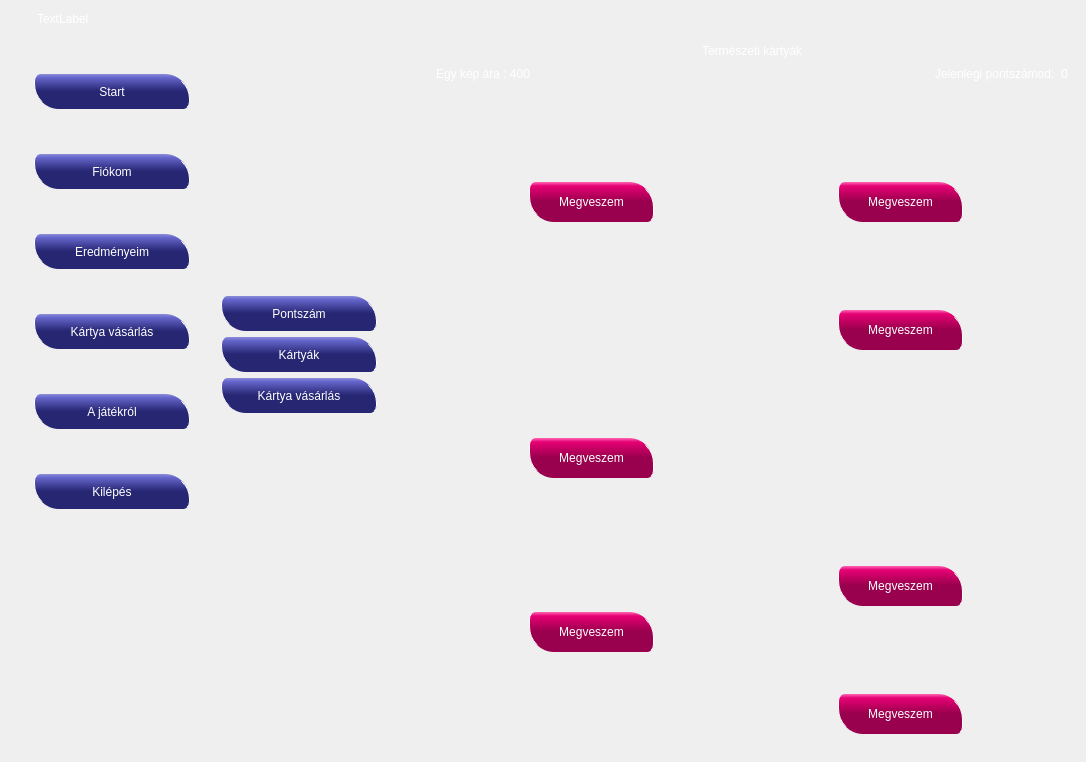
This is qtserver/jatekfelulet.ui in p-anna9603/fancy_nev as Qt 5 draws it before an edit. The edited form follows.
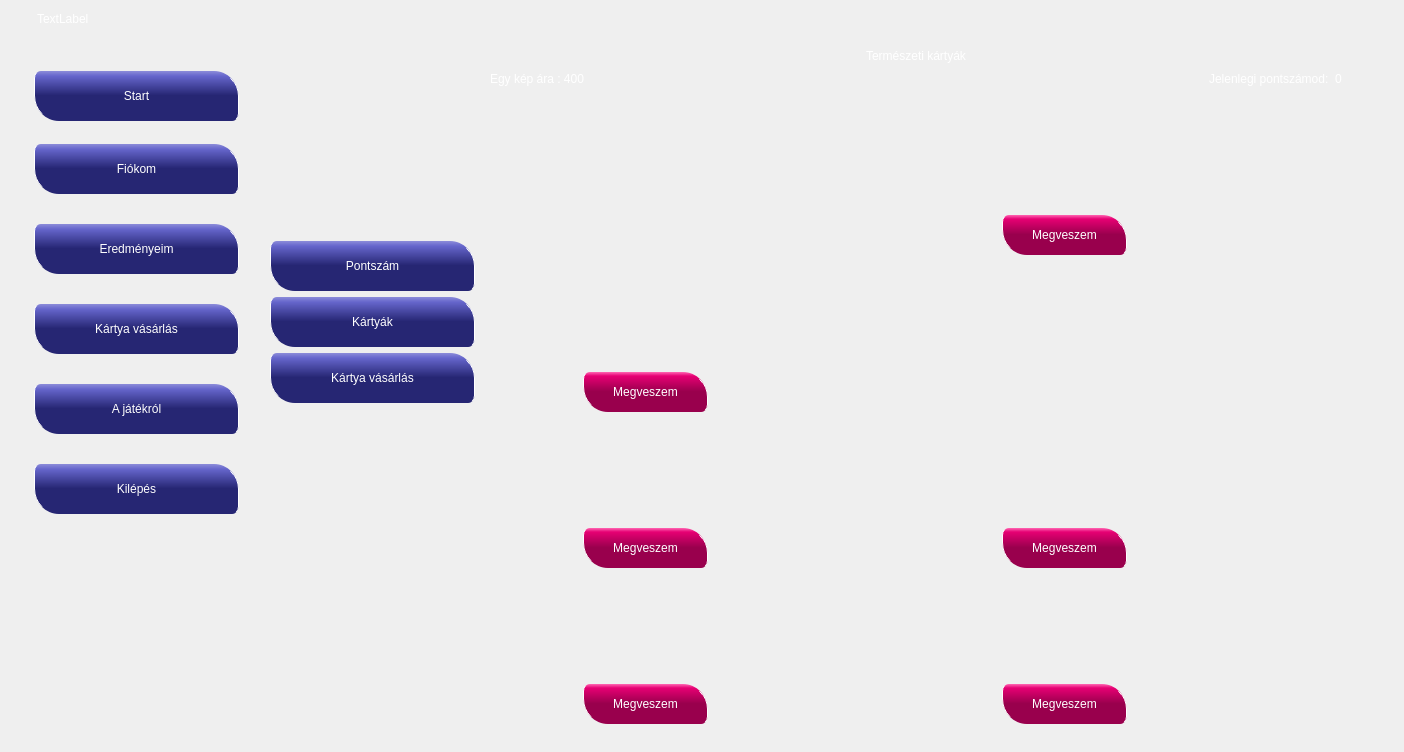
This is the edited form. The open tabs and pages were chosen to show the change. Icons and pictures are not drawn. Custom widgets are drawn as their Qt base class.

Commit message: Pontszám hozzáadás javítás, néhány layout egyengetés

The edit to the form file:
```diff
--- a/qtserver/jatekfelulet.ui
+++ b/qtserver/jatekfelulet.ui
@@ -6,8 +6,8 @@
    <rect>
     <x>0</x>
     <y>0</y>
-    <width>1086</width>
-    <height>762</height>
+    <width>1404</width>
+    <height>752</height>
    </rect>
   </property>
   <property name="minimumSize">
@@ -118,6 +118,22 @@
         </item>
        </layout>
       </item>
+      <item>
+       <spacer name="verticalSpacer_9">
+        <property name="orientation">
+         <enum>Qt::Vertical</enum>
+        </property>
+        <property name="sizeType">
+         <enum>QSizePolicy::Fixed</enum>
+        </property>
+        <property name="sizeHint" stdset="0">
+         <size>
+          <width>5</width>
+          <height>5</height>
+         </size>
+        </property>
+       </spacer>
+      </item>
       <item>
        <layout class="QHBoxLayout" name="horizontalLayout_6">
         <item>
@@ -134,8 +150,8 @@
               </property>
               <property name="minimumSize">
                <size>
-                <width>181</width>
-                <height>35</height>
+                <width>230</width>
+                <height>50</height>
                </size>
               </property>
               <property name="maximumSize">
@@ -165,14 +181,14 @@
               </property>
               <property name="minimumSize">
                <size>
-                <width>181</width>
-                <height>35</height>
+                <width>230</width>
+                <height>50</height>
                </size>
               </property>
               <property name="maximumSize">
                <size>
-                <width>200</width>
-                <height>35</height>
+                <width>230</width>
+                <height>50</height>
                </size>
               </property>
               <property name="sizeIncrement">
@@ -196,14 +212,14 @@
               </property>
               <property name="minimumSize">
                <size>
-                <width>181</width>
-                <height>35</height>
+                <width>230</width>
+                <height>50</height>
                </size>
               </property>
               <property name="maximumSize">
                <size>
-                <width>200</width>
-                <height>35</height>
+                <width>230</width>
+                <height>50</height>
                </size>
               </property>
               <property name="sizeIncrement">
@@ -227,14 +243,14 @@
               </property>
               <property name="minimumSize">
                <size>
-                <width>181</width>
-                <height>35</height>
+                <width>230</width>
+                <height>50</height>
                </size>
               </property>
               <property name="maximumSize">
                <size>
-                <width>200</width>
-                <height>35</height>
+                <width>230</width>
+                <height>50</height>
                </size>
               </property>
               <property name="sizeIncrement">
@@ -258,14 +274,14 @@
               </property>
               <property name="minimumSize">
                <size>
-                <width>181</width>
-                <height>35</height>
+                <width>230</width>
+                <height>50</height>
                </size>
               </property>
               <property name="maximumSize">
                <size>
-                <width>200</width>
-                <height>35</height>
+                <width>230</width>
+                <height>50</height>
                </size>
               </property>
               <property name="sizeIncrement">
@@ -289,14 +305,14 @@
               </property>
               <property name="minimumSize">
                <size>
-                <width>181</width>
-                <height>35</height>
+                <width>230</width>
+                <height>50</height>
                </size>
               </property>
               <property name="maximumSize">
                <size>
-                <width>200</width>
-                <height>35</height>
+                <width>230</width>
+                <height>50</height>
                </size>
               </property>
               <property name="sizeIncrement">
@@ -353,14 +369,14 @@
               </property>
               <property name="minimumSize">
                <size>
-                <width>181</width>
-                <height>35</height>
+                <width>230</width>
+                <height>50</height>
                </size>
               </property>
               <property name="maximumSize">
                <size>
-                <width>200</width>
-                <height>35</height>
+                <width>230</width>
+                <height>50</height>
                </size>
               </property>
               <property name="sizeIncrement">
@@ -387,14 +403,14 @@
               </property>
               <property name="minimumSize">
                <size>
-                <width>181</width>
-                <height>35</height>
+                <width>230</width>
+                <height>50</height>
                </size>
               </property>
               <property name="maximumSize">
                <size>
-                <width>200</width>
-                <height>35</height>
+                <width>230</width>
+                <height>50</height>
                </size>
               </property>
               <property name="sizeIncrement">
@@ -412,8 +428,14 @@
              <widget class="QPushButton" name="kartya_vasarlas">
               <property name="minimumSize">
                <size>
-                <width>181</width>
-                <height>35</height>
+                <width>230</width>
+                <height>50</height>
+               </size>
+              </property>
+              <property name="maximumSize">
+               <size>
+                <width>230</width>
+                <height>50</height>
                </size>
               </property>
               <property name="text">
@@ -443,16 +465,6 @@
         </item>
         <item>
          <layout class="QHBoxLayout" name="horizontalLayout">
-          <item>
-           <widget class="QLabel" name="label_21">
-            <property name="styleSheet">
-             <string notr="true">color: rgba(0,0,0,0);</string>
-            </property>
-            <property name="text">
-             <string>Textbel</string>
-            </property>
-           </widget>
-          </item>
           <item>
            <widget class="QStackedWidget" name="stackedWidget">
             <property name="styleSheet">
@@ -972,13 +984,13 @@
                   <rect>
                    <x>0</x>
                    <y>0</y>
-                   <width>603</width>
-                   <height>876</height>
+                   <width>802</width>
+                   <height>671</height>
                   </rect>
                  </property>
                  <layout class="QGridLayout" name="gridLayout_5">
-                  <item row="0" column="0">
-                   <layout class="QVBoxLayout" name="verticalLayout_15">
+                  <item row="0" column="0" rowspan="2">
+                   <layout class="QVBoxLayout" name="verticalLayout_9">
                     <item>
                      <widget class="clickableLabel" name="term1">
                       <property name="maximumSize">
@@ -1008,7 +1020,7 @@
                      </widget>
                     </item>
                     <item>
-                     <layout class="QHBoxLayout" name="horizontalLayout_13">
+                     <layout class="QHBoxLayout" name="horizontalLayout_3">
                       <item>
                        <widget class="QLabel" name="label_38">
                         <property name="styleSheet">
@@ -1073,7 +1085,7 @@
                      <widget class="QLabel" name="term2">
                       <property name="maximumSize">
                        <size>
-                        <width>400</width>
+                        <width>16777215</width>
                         <height>16777215</height>
                        </size>
                       </property>
@@ -1151,121 +1163,13 @@
                     </item>
                    </layout>
                   </item>
-                  <item row="1" column="0" rowspan="2">
-                   <layout class="QVBoxLayout" name="verticalLayout_12">
-                    <item>
-                     <layout class="QHBoxLayout" name="horizontalLayout_3">
-                      <item>
-                       <widget class="QLabel" name="label_26">
-                        <property name="styleSheet">
-                         <string notr="true">color: rgb(0,0,0,0);</string>
-                        </property>
-                        <property name="text">
-                         <string>TextLabel</string>
-                        </property>
-                       </widget>
-                      </item>
-                      <item>
-                       <widget class="QLabel" name="term3">
-                        <property name="maximumSize">
-                         <size>
-                          <width>400</width>
-                          <height>259</height>
-                         </size>
-                        </property>
-                        <property name="toolTip">
-                         <string>&lt;html&gt;&lt;head/&gt;&lt;body&gt;&lt;p&gt;&lt;img src=&quot;:/resource/img/Termeszeti/háttér3.jpg&quot;/&gt;&lt;/p&gt;&lt;/body&gt;&lt;/html&gt;</string>
-                        </property>
-                        <property name="text">
-                         <string/>
-                        </property>
-                        <property name="pixmap">
-                         <pixmap resource="resource.qrc">:/resource/img/Termeszeti/Kicsiben/háttér3.jpg</pixmap>
-                        </property>
-                        <property name="scaledContents">
-                         <bool>true</bool>
-                        </property>
-                       </widget>
-                      </item>
-                      <item>
-                       <widget class="QLabel" name="label_27">
-                        <property name="styleSheet">
-                         <string notr="true">color: rgb(0,0,0,0);</string>
-                        </property>
-                        <property name="text">
-                         <string>TextLabel</string>
-                        </property>
-                       </widget>
-                      </item>
-                     </layout>
-                    </item>
-                    <item>
-                     <layout class="QHBoxLayout" name="horizontalLayout_10">
-                      <item>
-                       <widget class="QLabel" name="label_35">
-                        <property name="styleSheet">
-                         <string notr="true">color: rgb(0,0,0,0);</string>
-                        </property>
-                        <property name="text">
-                         <string>TextLabel</string>
-                        </property>
-                       </widget>
-                      </item>
-                      <item>
-                       <widget class="QPushButton" name="buttonKep3">
-                        <property name="minimumSize">
-                         <size>
-                          <width>150</width>
-                          <height>40</height>
-                         </size>
-                        </property>
-                        <property name="styleSheet">
-                         <string notr="true">QPushButton {
-color: white;
-font: bold 13pt &quot;MS Shell Dlg 2&quot;;
-background-color: QLinearGradient( x1: 0, y1: 0, x2: 0, y2: 1, stop: 0 #ff66b3, stop: 0.1 #e60073,  stop: 0.49 #99004d );
-selection-background-color: blue;
-border-left: 1px solid white;
-border-right: 1px solid white;
-border-radius: 7;
-border-bottom-left-radius: 25px;
-border-top-right-radius: 25px;
-
-/*ccc*/
-}</string>
-                        </property>
-                        <property name="text">
-                         <string>Megveszem</string>
-                        </property>
-                       </widget>
-                      </item>
-                      <item>
-                       <spacer name="horizontalSpacer_15">
-                        <property name="orientation">
-                         <enum>Qt::Horizontal</enum>
-                        </property>
-                        <property name="sizeType">
-                         <enum>QSizePolicy::MinimumExpanding</enum>
-                        </property>
-                        <property name="sizeHint" stdset="0">
-                         <size>
-                          <width>33</width>
-                          <height>20</height>
-                         </size>
-                        </property>
-                       </spacer>
-                      </item>
-                     </layout>
-                    </item>
-                   </layout>
-                  </item>
-                  <item row="1" column="1">
+                  <item row="1" column="1" rowspan="2">
                    <layout class="QVBoxLayout" name="verticalLayout_13">
                     <item>
                      <widget class="QLabel" name="term4">
                       <property name="maximumSize">
                        <size>
-                        <width>400</width>
+                        <width>16777215</width>
                         <height>16777215</height>
                        </size>
                       </property>
@@ -1343,13 +1247,19 @@
                     </item>
                    </layout>
                   </item>
-                  <item row="2" column="1" rowspan="2">
-                   <layout class="QVBoxLayout" name="verticalLayout_11">
+                  <item row="2" column="0">
+                   <layout class="QVBoxLayout" name="verticalLayout_7">
                     <item>
-                     <widget class="QLabel" name="term5">
+                     <widget class="QLabel" name="term6">
+                      <property name="minimumSize">
+                       <size>
+                        <width>0</width>
+                        <height>0</height>
+                       </size>
+                      </property>
                       <property name="maximumSize">
                        <size>
-                        <width>400</width>
+                        <width>16777215</width>
                         <height>16777215</height>
                        </size>
                       </property>
@@ -1368,9 +1278,9 @@
                      </widget>
                     </item>
                     <item>
-                     <layout class="QHBoxLayout" name="horizontalLayout_9">
+                     <layout class="QHBoxLayout" name="horizontalLayout_4">
                       <item>
-                       <widget class="QLabel" name="label_32">
+                       <widget class="QLabel" name="label_30">
                         <property name="styleSheet">
                          <string notr="true">color: rgb(0,0,0,0);</string>
                         </property>
@@ -1380,122 +1290,21 @@
                        </widget>
                       </item>
                       <item>
-                       <widget class="QPushButton" name="buttonKep5">
+                       <widget class="QPushButton" name="buttonKep6">
                         <property name="minimumSize">
                          <size>
                           <width>150</width>
                           <height>40</height>
                          </size>
                         </property>
-                        <property name="styleSheet">
-                         <string notr="true">QPushButton {
-color: white;
-font: bold 13pt &quot;MS Shell Dlg 2&quot;;
-background-color: QLinearGradient( x1: 0, y1: 0, x2: 0, y2: 1, stop: 0 #ff66b3, stop: 0.1 #e60073,  stop: 0.49 #99004d );
-selection-background-color: blue;
-border-left: 1px solid white;
-border-right: 1px solid white;
-border-radius: 7;
-border-bottom-left-radius: 25px;
-border-top-right-radius: 25px;
-
-/*ccc*/
-}</string>
-                        </property>
-                        <property name="text">
-                         <string>Megveszem</string>
-                        </property>
-                       </widget>
-                      </item>
-                      <item>
-                       <spacer name="horizontalSpacer_14">
-                        <property name="orientation">
-                         <enum>Qt::Horizontal</enum>
-                        </property>
-                        <property name="sizeHint" stdset="0">
-                         <size>
-                          <width>40</width>
-                          <height>20</height>
-                         </size>
-                        </property>
-                       </spacer>
-                      </item>
-                     </layout>
-                    </item>
-                   </layout>
-                  </item>
-                  <item row="3" column="0" rowspan="2">
-                   <layout class="QVBoxLayout" name="verticalLayout_16">
-                    <item>
-                     <layout class="QVBoxLayout" name="verticalLayout_7">
-                      <item>
-                       <widget class="QLabel" name="label_28">
-                        <property name="text">
-                         <string/>
-                        </property>
-                       </widget>
-                      </item>
-                      <item>
-                       <widget class="QLabel" name="term6">
                         <property name="maximumSize">
                          <size>
-                          <width>400</width>
+                          <width>200</width>
                           <height>16777215</height>
                          </size>
                         </property>
-                        <property name="toolTip">
-                         <string>&lt;html&gt;&lt;head/&gt;&lt;body&gt;&lt;p&gt;&lt;img src=&quot;:/resource/img/Termeszeti/háttér2.jpg&quot;/&gt;&lt;/p&gt;&lt;/body&gt;&lt;/html&gt;</string>
-                        </property>
-                        <property name="text">
-                         <string/>
-                        </property>
-                        <property name="pixmap">
-                         <pixmap resource="resource.qrc">:/resource/img/Termeszeti/Kicsiben/háttér2.jpg</pixmap>
-                        </property>
-                        <property name="scaledContents">
-                         <bool>true</bool>
-                        </property>
-                       </widget>
-                      </item>
-                      <item>
-                       <widget class="QLabel" name="label_29">
-                        <property name="text">
-                         <string/>
-                        </property>
-                       </widget>
-                      </item>
-                     </layout>
-                    </item>
-                    <item>
-                     <layout class="QVBoxLayout" name="verticalLayout_9">
-                      <item>
-                       <layout class="QHBoxLayout" name="horizontalLayout_4">
-                        <item>
-                         <widget class="QLabel" name="label_30">
-                          <property name="styleSheet">
-                           <string notr="true">color: rgb(0,0,0,0);</string>
-                          </property>
-                          <property name="text">
-                           <string>TextLabel</string>
-                          </property>
-                         </widget>
-                        </item>
-                        <item>
-                         <widget class="QPushButton" name="buttonKep6">
-                          <property name="minimumSize">
-                           <size>
-                            <width>150</width>
-                            <height>40</height>
-                           </size>
-                          </property>
-                          <property name="maximumSize">
-                           <size>
-                            <width>200</width>
-                            <height>16777215</height>
-                           </size>
-                          </property>
-                          <property name="styleSheet">
-                           <string notr="true">QPushButton {
+                        <property name="styleSheet">
+                         <string notr="true">QPushButton {
 color: white;
 font: bold 13pt &quot;MS Shell Dlg 2&quot;;
 background-color: QLinearGradient( x1: 0, y1: 0, x2: 0, y2: 1, stop: 0 #ff66b3, stop: 0.1 #e60073,  stop: 0.49 #99004d );
@@ -1508,39 +1317,30 @@
 
 /*ccc*/
 }</string>
-                          </property>
-                          <property name="text">
-                           <string>Megveszem</string>
-                          </property>
-                         </widget>
-                        </item>
-                        <item>
-                         <spacer name="horizontalSpacer_4">
-                          <property name="orientation">
-                           <enum>Qt::Horizontal</enum>
-                          </property>
-                          <property name="sizeHint" stdset="0">
-                           <size>
-                            <width>40</width>
-                            <height>20</height>
-                           </size>
-                          </property>
-                         </spacer>
-                        </item>
-                       </layout>
-                      </item>
-                      <item>
-                       <widget class="QLabel" name="label_39">
+                        </property>
                         <property name="text">
-                         <string/>
+                         <string>Megveszem</string>
                         </property>
                        </widget>
                       </item>
+                      <item>
+                       <spacer name="horizontalSpacer_4">
+                        <property name="orientation">
+                         <enum>Qt::Horizontal</enum>
+                        </property>
+                        <property name="sizeHint" stdset="0">
+                         <size>
+                          <width>40</width>
+                          <height>20</height>
+                         </size>
+                        </property>
+                       </spacer>
+                      </item>
                      </layout>
                     </item>
                    </layout>
                   </item>
-                  <item row="4" column="1">
+                  <item row="3" column="0">
                    <layout class="QVBoxLayout" name="verticalLayout_10">
                     <item>
                      <widget class="QLabel" name="term7">
@@ -1615,6 +1415,87 @@
                     </item>
                    </layout>
                   </item>
+                  <item row="3" column="1">
+                   <layout class="QVBoxLayout" name="verticalLayout_11">
+                    <item>
+                     <widget class="QLabel" name="term5">
+                      <property name="maximumSize">
+                       <size>
+                        <width>16777215</width>
+                        <height>16777215</height>
+                       </size>
+                      </property>
+                      <property name="toolTip">
+                       <string>&lt;html&gt;&lt;head/&gt;&lt;body&gt;&lt;p&gt;&lt;img src=&quot;:/resource/img/Termeszeti/t2.jpg&quot;/&gt;&lt;/p&gt;&lt;/body&gt;&lt;/html&gt;</string>
+                      </property>
+                      <property name="text">
+                       <string/>
+                      </property>
+                      <property name="pixmap">
+                       <pixmap resource="resource.qrc">:/resource/img/Termeszeti/Kicsiben/t2.jpg</pixmap>
+                      </property>
+                      <property name="scaledContents">
+                       <bool>true</bool>
+                      </property>
+                     </widget>
+                    </item>
+                    <item>
+                     <layout class="QHBoxLayout" name="horizontalLayout_9">
+                      <item>
+                       <widget class="QLabel" name="label_32">
+                        <property name="styleSheet">
+                         <string notr="true">color: rgb(0,0,0,0);</string>
+                        </property>
+                        <property name="text">
+                         <string>TextLabel</string>
+                        </property>
+                       </widget>
+                      </item>
+                      <item>
+                       <widget class="QPushButton" name="buttonKep5">
+                        <property name="minimumSize">
+                         <size>
+                          <width>150</width>
+                          <height>40</height>
+                         </size>
+                        </property>
+                        <property name="styleSheet">
+                         <string notr="true">QPushButton {
+color: white;
+font: bold 13pt &quot;MS Shell Dlg 2&quot;;
+background-color: QLinearGradient( x1: 0, y1: 0, x2: 0, y2: 1, stop: 0 #ff66b3, stop: 0.1 #e60073,  stop: 0.49 #99004d );
+selection-background-color: blue;
+border-left: 1px solid white;
+border-right: 1px solid white;
+border-radius: 7;
+border-bottom-left-radius: 25px;
+border-top-right-radius: 25px;
+
+/*ccc*/
+}</string>
+                        </property>
+                        <property name="text">
+                         <string>Megveszem</string>
+                        </property>
+                       </widget>
+                      </item>
+                      <item>
+                       <spacer name="horizontalSpacer_14">
+                        <property name="orientation">
+                         <enum>Qt::Horizontal</enum>
+                        </property>
+                        <property name="sizeHint" stdset="0">
+                         <size>
+                          <width>40</width>
+                          <height>20</height>
+                         </size>
+                        </property>
+                       </spacer>
+                      </item>
+                     </layout>
+                    </item>
+                   </layout>
+                  </item>
                  </layout>
                 </widget>
                </widget>
@@ -2908,6 +2789,16 @@
             </widget>
            </widget>
           </item>
+          <item>
+           <widget class="QLabel" name="label_21">
+            <property name="styleSheet">
+             <string notr="true">color: rgba(0,0,0,0);</string>
+            </property>
+            <property name="text">
+             <string>Textbel</string>
+            </property>
+           </widget>
+          </item>
          </layout>
         </item>
        </layout>
```
Left out of the diff: 110 changed lines with no effect on the pictures. The commit also changes 5 other files.
